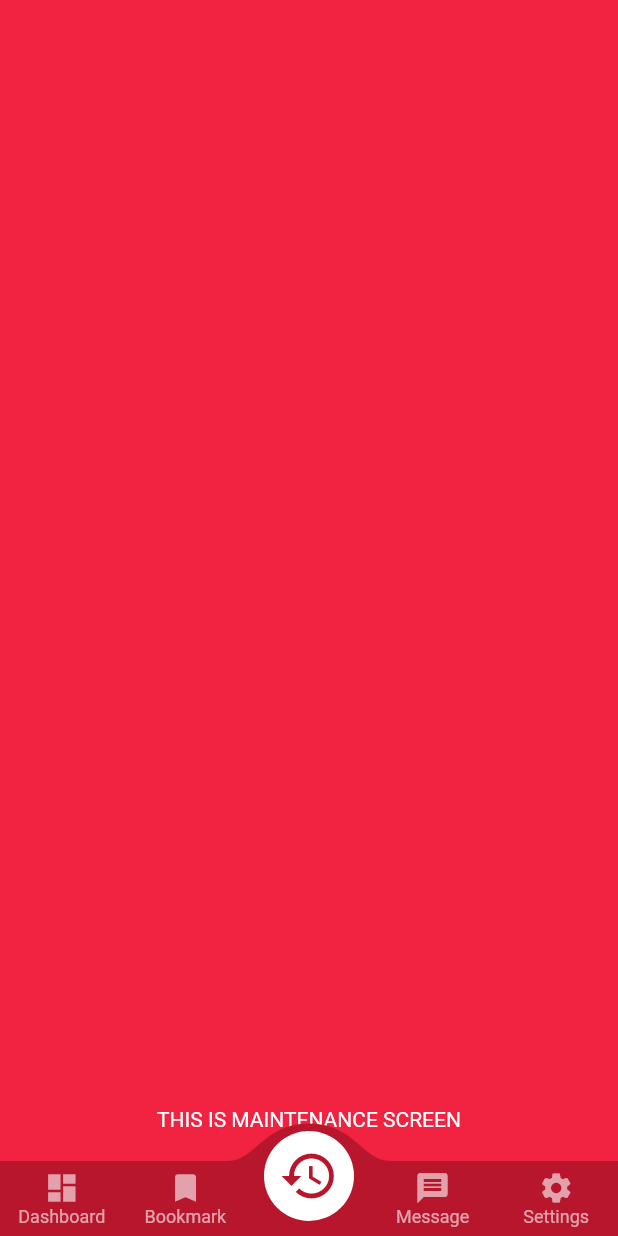
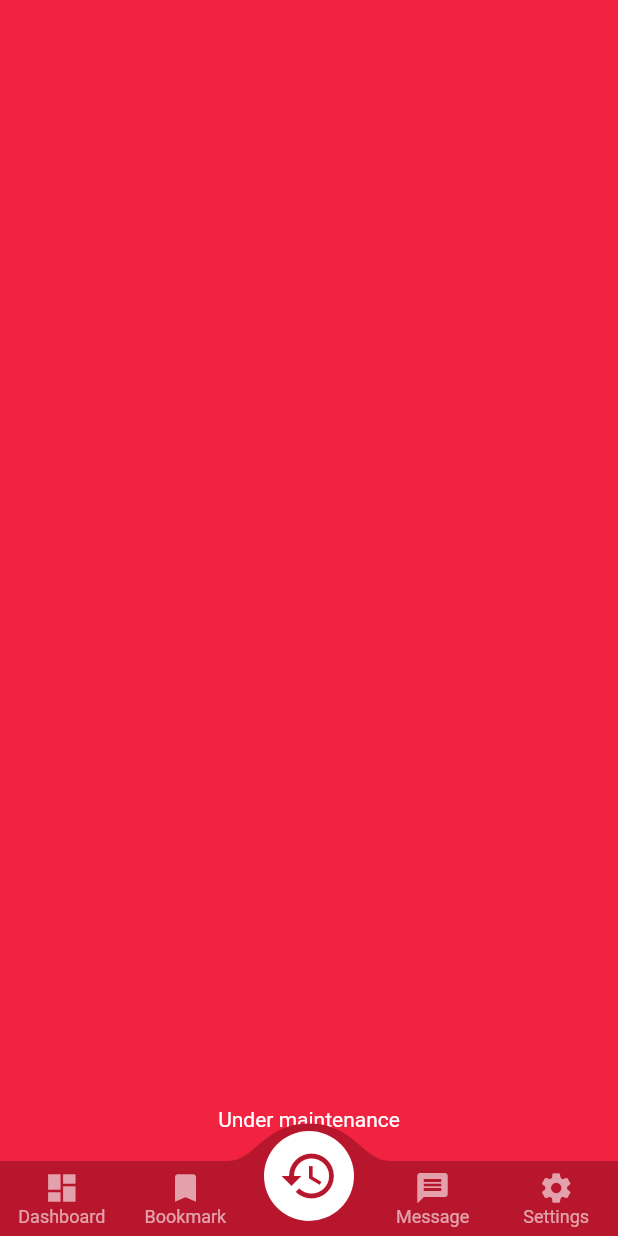
Before and after one commit to fajarpradhana/flutter-demo, a Flutter app: the MenuNavigation screen opened directly, on a phone screen of 412 x 824 dp. Run offline on Flutter 3.47's test engine with Material 2 defaults, Android fonts, the phone set to English and light mode, and no system bars; drawn by our look-alikes of convex_bottom_bar; Roboto replaces fonts that are missing (SanFrancisco).

Commit message:
Update wording on maintenance screen

```diff
--- a/lib/screens/maintenance_screen.dart
+++ b/lib/screens/maintenance_screen.dart
@@ -8,7 +8,7 @@ class MaintenanceScreen extends StatefulWidget {
   _MaintenanceScreenState createState() => _MaintenanceScreenState();
 }
 
-class _MaintenanceScreenState extends State<MaintenanceScreen>{
+class _MaintenanceScreenState extends State<MaintenanceScreen> {
   int menuIndex = 0;
 
   @override
@@ -29,7 +29,7 @@ class _MaintenanceScreenState extends State<MaintenanceScreen>{
             child: Container(
               padding: const EdgeInsets.all(20),
               child: const Text(
-                "THIS IS MAINTENANCE SCREEN",
+                "Under maintenance",
                 style: TextStyle(color: Colors.white),
                 textAlign: TextAlign.center,
               ),
```
